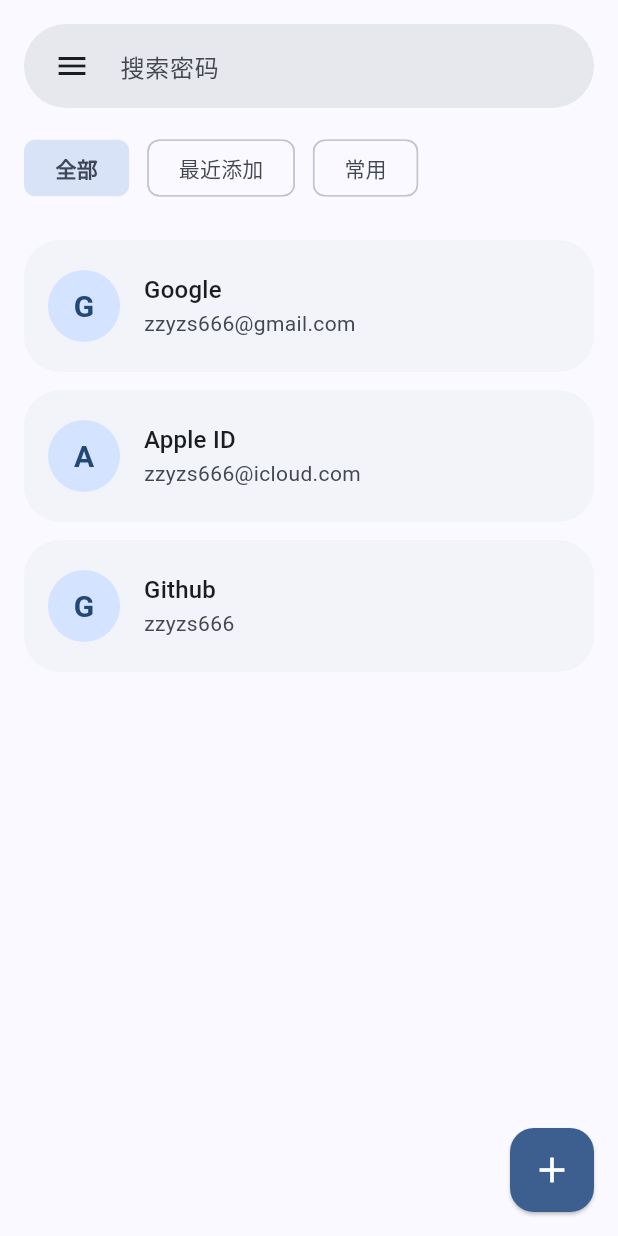
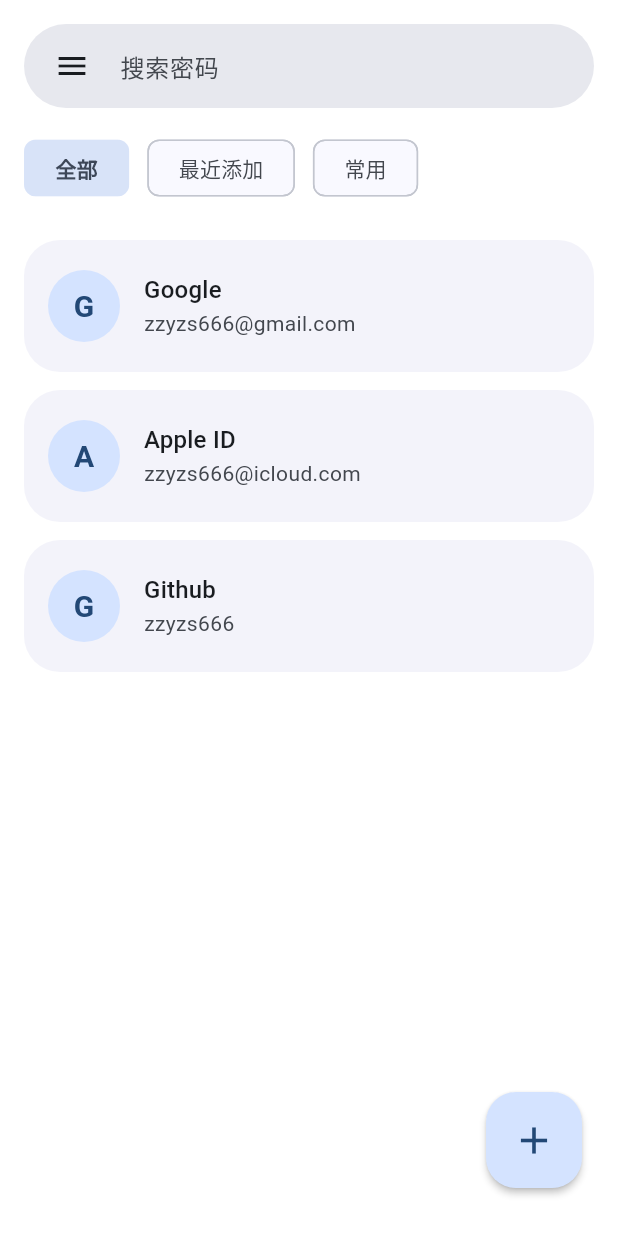
Before and after one commit to CFSL-E/PASS-F1, a Flutter app: the screen it shows after launch, on a phone screen of 412 x 824 dp. Run offline on Flutter 3.47's test engine with Material 3 defaults, Android fonts, the phone set to English and light mode, and no system bars; drawn by our look-alikes of dynamic_color.

Commit message:
Add files via upload

```diff
--- a/lib/main.dart
+++ b/lib/main.dart
@@ -1,9 +1,39 @@
 import 'package:flutter/material.dart';
 import 'package:dynamic_color/dynamic_color.dart';
+import 'package:animations/animations.dart';
 import 'screens/home_screen.dart';
 
 void main() {
   runApp(const PasswordManagerApp());
+}
+
+// 自定义全局过渡：Pixel 风格 Shared Axis (X轴水平平移)
+class PixelPageTransitionsBuilder extends PageTransitionsBuilder {
+  const PixelPageTransitionsBuilder();
+
+  @override
+  Widget buildTransitions<T>(
+    PageRoute<T> route,
+    BuildContext context,
+    Animation<double> animation,
+    Animation<double> secondaryAnimation,
+    Widget child,
+  ) {
+    // 注入 fastOutSlowIn 曲线以提供完美的“快进慢出”阻尼感
+    final curveAnimation = CurvedAnimation(
+      parent: animation,
+      curve: Curves.fastOutSlowIn,
+      reverseCurve: Curves.fastOutSlowIn.flipped,
+    );
+
+    return SharedAxisTransition(
+      animation: curveAnimation,
+      secondaryAnimation: secondaryAnimation,
+      transitionType: SharedAxisTransitionType.horizontal,
+      fillColor: Colors.transparent, // 避免多余的背景色闪烁
+      child: child,
+    );
+  }
 }
 
 class PasswordManagerApp extends StatelessWidget {
@@ -31,16 +61,25 @@
           theme: ThemeData(
             useMaterial3: true,
             colorScheme: lightScheme,
-            // 确保页面过渡是平台原生的侧滑体验
+            // 显式指定底色范围，确保浅色模式下带有淡淡的动态取色氛围（而非惨白）
+            scaffoldBackgroundColor: lightScheme.surfaceContainerLowest,
             pageTransitionsTheme: const PageTransitionsTheme(
               builders: {
-                TargetPlatform.android: ZoomPageTransitionsBuilder(),
+                TargetPlatform.android: PixelPageTransitionsBuilder(),
+                TargetPlatform.iOS: CupertinoPageTransitionsBuilder(),
               },
             ),
           ),
           darkTheme: ThemeData(
             useMaterial3: true,
             colorScheme: darkScheme,
+            scaffoldBackgroundColor: darkScheme.surfaceContainerLowest,
+            pageTransitionsTheme: const PageTransitionsTheme(
+              builders: {
+                TargetPlatform.android: PixelPageTransitionsBuilder(),
+                TargetPlatform.iOS: CupertinoPageTransitionsBuilder(),
+              },
+            ),
           ),
           home: const HomeScreen(),
         );
--- a/lib/screens/home_screen.dart
+++ b/lib/screens/home_screen.dart
@@ -23,7 +23,7 @@
     final textTheme = Theme.of(context).textTheme;
 
     return Scaffold(
-      backgroundColor: colorScheme.surface,
+      backgroundColor: colorScheme.surfaceContainerLowest, // 统一使用带极淡色调的容器最底色
       body: SafeArea(
         child: Column(
           children: [
@@ -34,11 +34,15 @@
               child: SearchBar(
                 hintText: '搜索密码',
                 elevation: const WidgetStatePropertyAll(0),
+                // 使用比底色深几个层级的颜色来区分搜索框，使其不融入背景
                 backgroundColor: WidgetStatePropertyAll(colorScheme.surfaceContainerHigh),
                 leading: IconButton(
                   icon: const Icon(Icons.menu),
                   onPressed: () {
-                    // 原生进场动画推入导航栈，打开二级设置页
+                    // 防抖处理：避免误触连点堆叠多个二级页面
+                    if (!ModalRoute.of(context)!.isCurrent) return;
+
+                    // 纯粹地推入原生导航栈，动画交由 main.dart 中的全局配置接管
                     Navigator.push(
                       context,
                       MaterialPageRoute(
@@ -81,14 +85,21 @@
           ],
         ),
       ),
-      // M3 标准悬浮按钮
-      floatingActionButton: FloatingActionButton(
-        onPressed: () {},
-        elevation: 1, // 扁平化倾向，去掉厚重阴影
-        shape: RoundedRectangleBorder(borderRadius: BorderRadius.circular(16)),
-        backgroundColor: colorScheme.primary,
-        foregroundColor: colorScheme.onPrimary,
-        child: const Icon(Icons.add, size: 28),
+      // M3 标准悬浮按钮：微调尺寸（略大于默认的56）并增加离右下角的安全边距
+      floatingActionButton: Padding(
+        padding: const EdgeInsets.only(right: 8.0, bottom: 16.0),
+        child: SizedBox(
+          width: 64,  // 原先太小，现在放大为 64x64
+          height: 64,
+          child: FloatingActionButton(
+            onPressed: () {},
+            elevation: 2,
+            shape: RoundedRectangleBorder(borderRadius: BorderRadius.circular(20)),
+            backgroundColor: colorScheme.primaryContainer,
+            foregroundColor: colorScheme.onPrimaryContainer,
+            child: const Icon(Icons.add, size: 30),
+          ),
+        ),
       ),
     );
   }
--- a/lib/screens/settings_screen.dart
+++ b/lib/screens/settings_screen.dart
@@ -9,7 +9,7 @@
 
     // 返回一个全新的 Scaffold，这确保了它是真正的二级页面并占据整个系统导航视图
     return Scaffold(
-      backgroundColor: colorScheme.surface,
+      backgroundColor: colorScheme.surface, // 二级页面通常用无特殊提亮的纯净底色
       appBar: AppBar(
         // automaticallyImplyLeading 为 true，会自动推断并带上原生的返回按钮
         automaticallyImplyLeading: true,
@@ -26,20 +26,25 @@
             title: const Text('主题设置'),
             subtitle: const Text('跟随系统动态色彩提取'),
             onTap: () {
-              // 在这里可以继续调用 Navigator.push() 进入三级页面
+              // 继续向深层入栈时同样加防抖
+              if (!ModalRoute.of(context)!.isCurrent) return;
             },
           ),
           ListTile(
             leading: Icon(Icons.security_outlined, color: colorScheme.primary),
             title: const Text('安全设置'),
             subtitle: const Text('本地生物识别、安全锁'),
-            onTap: () {},
+            onTap: () {
+              if (!ModalRoute.of(context)!.isCurrent) return;
+            },
           ),
           ListTile(
             leading: Icon(Icons.folder_outlined, color: colorScheme.primary),
             title: const Text('数据备份'),
             subtitle: const Text('本地加密导出'),
-            onTap: () {},
+            onTap: () {
+              if (!ModalRoute.of(context)!.isCurrent) return;
+            },
           ),
           Divider(color: colorScheme.surfaceContainerHigh, height: 32),
           ListTile(
--- a/pubspec.yaml
+++ b/pubspec.yaml
@@ -9,6 +9,7 @@
     sdk: flutter
   dynamic_color: ^1.6.9
   cupertino_icons: ^1.0.2
+  animations: ^2.0.11
 
 dev_dependencies:
   flutter_test:
```
